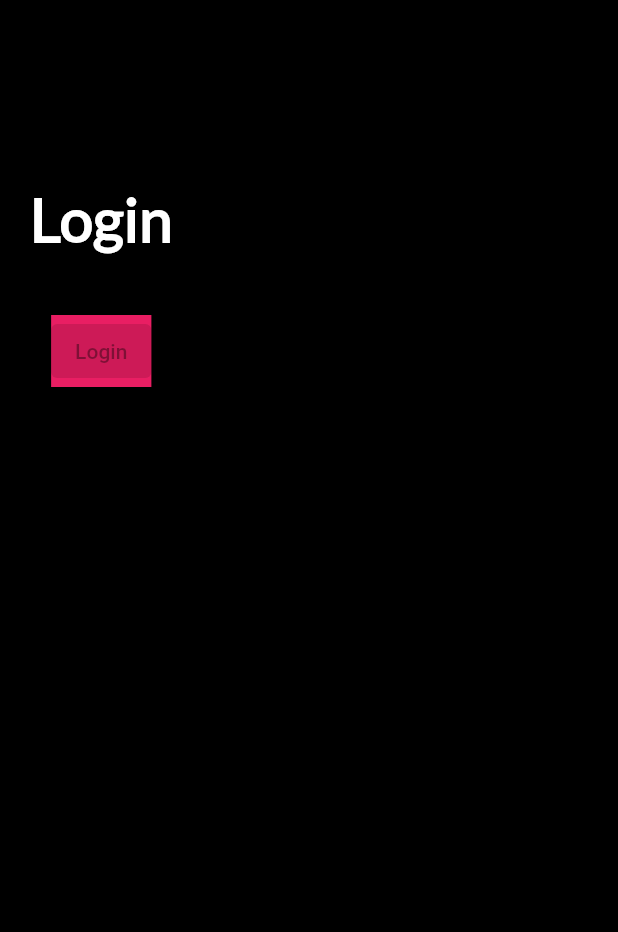
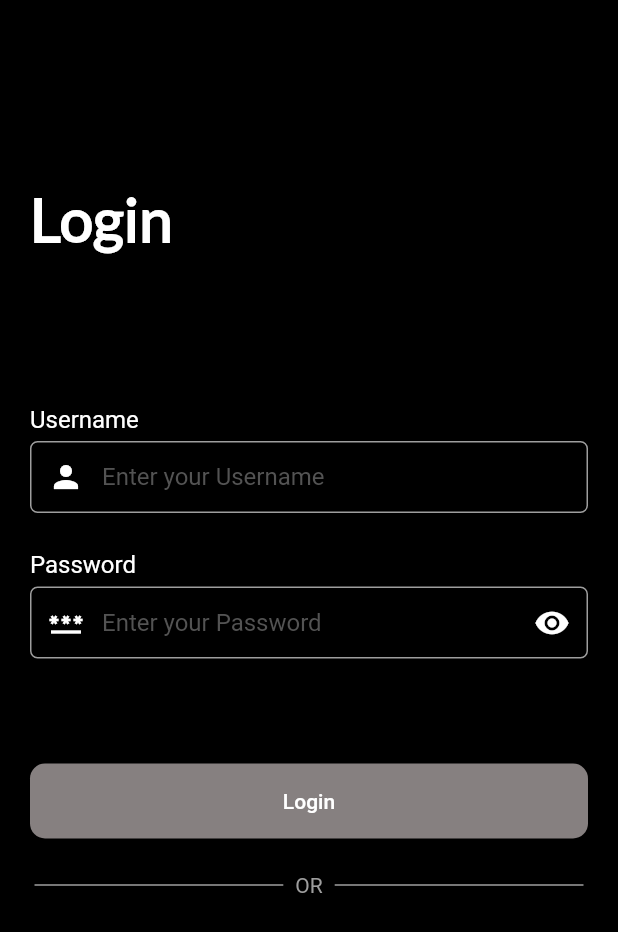
Before and after one commit to mahmoudradwan11/Ready, a Flutter app: the StartScreen screen opened by its route, after a tap on "LOGIN", on a phone screen of 412 x 824 dp. Shown: the top 932 px of the screen. Run offline on Flutter 3.47's test engine with Material 3 defaults, Android fonts, the phone set to English and light mode, and no system bars; our stand-ins replace bloc, dio, flutter_bloc, fluttertoast, hexcolor, loading_animation_widget and 2 more; missing offline and left inert: svg_flutter; accounts and stored records are empty.

Commit message:
Login Version 2

```diff
--- /dev/null
+++ b/lib/core/mangers/reg_exp.dart
@@ -0,0 +1,21 @@
+class Exp{
+  static bool isEmailValid(String email) {
+    RegExp emailRegExp = RegExp(r'^[A-Za-z0-9]+@[A-Za-z0-9]+\.[a-z]{2,}$');
+    return emailRegExp.hasMatch(email);
+  }
+  static bool isPasswordValid(String password) {
+    RegExp passwordRegExp =
+    RegExp(r'^(?=.*[0-9])(?=.*[!$#^*])[A-Za-z0-9!$#^*]{8,}$');
+    return passwordRegExp.hasMatch(password);
+  }
+  static bool isPhoneValid(String phone){
+    RegExp phoneRegExp =
+    RegExp(r'^01[0-2]\d{1,8}$');
+    return phoneRegExp.hasMatch(phone);
+  }
+  static bool isNationalValid(String nationalId){
+    RegExp nationalRegExp =
+        RegExp(r'^([1-9]{1})([0-9]{2})([0-9]{2})([0-9]{2})([0-9]{2})[0-9]{3}([0-9]{1})[0-9]{1}$');
+    return nationalRegExp.hasMatch(nationalId);
+  }
+}
--- a/lib/core/mangers/values.dart
+++ b/lib/core/mangers/values.dart
@@ -4,6 +4,8 @@ class AppValues {
 class AppFontSize {
   static const double fontSize10 = 10.0;
   static const double fontSize15 = 15.0;
+  static const double fontSize16 = 16.0;
+  static const double fontSize18 = 18.0;
   static const double fontSize20 = 20.0;
   static const double fontSize25 = 25.0;
   static const double fontSize30 = 30.0;
--- a/lib/screens/screens/login.dart
+++ b/lib/screens/screens/login.dart
@@ -1,13 +1,20 @@
 import 'package:flutter/material.dart';
 import 'package:flutter_bloc/flutter_bloc.dart';
+import 'package:hexcolor/hexcolor.dart';
+import 'package:loading_animation_widget/loading_animation_widget.dart';
 import 'package:ready/core/controllers/login_cubit/login_cubit.dart';
 import 'package:ready/core/controllers/login_cubit/login_states.dart';
+import 'package:ready/core/mangers/colors.dart';
+import 'package:ready/core/mangers/reg_exp.dart';
 import 'package:ready/core/mangers/values.dart';
 import 'package:ready/core/network/local/cache_helper.dart';
+import 'package:ready/screens/widgets/button.dart';
+import 'package:ready/screens/widgets/devider.dart';
+import 'package:ready/screens/widgets/text_form_feild.dart';
 import 'package:ready/screens/widgets/toast.dart';
 
 class LoginScreen extends StatelessWidget {
-  var  formKey = GlobalKey<FormState>();
+  var formKey = GlobalKey<FormState>();
   LoginScreen({super.key});
   @override
   Widget build(BuildContext context) {
@@ -35,8 +42,12 @@ class LoginScreen extends StatelessWidget {
       return Scaffold(
         backgroundColor: Colors.black,
         body: Padding(
-          padding: const EdgeInsets.only(top: 122,left: 20),
+          padding: const EdgeInsets.only(top: 122, left: 20,right: 20),
+          child: Form(
+            key: formKey,
+            child: SingleChildScrollView(
               child: Column(
+                  crossAxisAlignment: CrossAxisAlignment.start,
                   children: [
                     Text(
                       'Login',
@@ -44,24 +55,88 @@ class LoginScreen extends StatelessWidget {
                         color: Colors.white,
                         fontWeight: FontWeight.w600,
                         fontSize: AppFontSize.fontSize40,
-                fontFamily:'Lato',
+                        fontFamily: 'Lato',
                       ),
                     ),
-            SizedBox(height: 16),
-            SizedBox(height: 24),
-            Container(
-              color: Colors.pink,
-              child: ElevatedButton(
-                onPressed: cubit.isBottonEnable
-                    ? () {
-                        // Handle login action
-                        print('Logged in!');
+                    SizedBox(height: 100),
+                    Text(
+                      'Username',
+                      style: TextStyle(
+                          color: Colors.white,
+                          fontSize: AppFontSize.fontSize16),
+                    ),
+                    SizedBox(height: 5),
+                    DefaultFieldForm(
+                      prefix: Icons.person,
+                      controller: cubit.emailController,
+                      keyboard: TextInputType.emailAddress,
+                      valid: (value) {},
+                      hint: 'Enter your Username',
+                      hintStyle: TextStyle(color: HexColor('535353')),
+                    ),
+                    SizedBox(height: 25),
+                    Text(
+                      'Password',
+                      style: TextStyle(
+                          color: Colors.white,
+                          fontSize: AppFontSize.fontSize16),
+                    ),
+                    SizedBox(height: 5),
+                    DefaultFieldForm(
+                      controller: cubit.passwordController,
+                      keyboard: TextInputType.emailAddress,
+                      valid: (value) {},
+                      prefix: Icons.password,
+                      show: cubit.passwordShow,
+                      suffix: cubit.suffixIcon,
+                      suffixPress: () {
+                        cubit.changePasswordIcon();
+                      },
+                      hint: 'Enter your Password',
+                      hintStyle: TextStyle(color: HexColor('535353')),
+                    ),
+                    SizedBox(height: 70),
+                    state is LoadingLogin
+                        ? LoadingAnimationWidget.inkDrop(
+                            color: AppColors.defaultColor,
+                            size: 20,
+                          )
+                        : DefaultButton(
+                            width: double.infinity,
+                            backgroundColor: cubit.isBottonEnable
+                                ? HexColor('8687E7')
+                                : HexColor('8687C7')
+                                    .withValues(blue: 0.5, green: 0.5),
+                            borderColor: Colors.transparent,
+                            buttonWidget: const Text(
+                              'Login',
+                              style: TextStyle(color: Colors.white),
+                            ),
+                            function: () {
+                              if (formKey.currentState!.validate()) {
+                                if (Exp.isEmailValid(
+                                    cubit.emailController.text)) {
+                                  /*
+                                  cubit.loginUser(
+                                    email: cubit.emailController.text,
+                                    password: cubit.passwordController.text,
+                                  );
+
+                                   */
+                                } else {
+                                  showToast('Please Enter Valid Email',
+                                      ToastStates.WARNING);
                                 }
-                    : null,
-                child: Text('Login'),
+                              }
+                            }),
+                           SizedBox(height: 20,),
+                           Padding(
+                             padding: const EdgeInsets.all(3.0),
+                             child: dividerWithText('OR'),
+                           )
+                  ]),
             ),
           ),
-          ]),
         ),
       );
     });
--- /dev/null
+++ b/lib/screens/widgets/devider.dart
@@ -0,0 +1,27 @@
+import 'package:flutter/material.dart';
+
+Widget dividerWithText(text) {
+  return Row(
+    children: [
+      Expanded(
+        child: Divider(
+          color: Colors.grey,
+          thickness: 1,
+        ),
+      ),
+      Padding(
+        padding: const EdgeInsets.symmetric(horizontal: 8.0),
+        child: Text(
+          text,
+          style: TextStyle(color: Colors.grey),
+        ),
+      ),
+      Expanded(
+        child: Divider(
+          color: Colors.grey,
+          thickness: 1,
+        ),
+      ),
+    ],
+  );
+}
--- a/lib/screens/widgets/text_form_feild.dart
+++ b/lib/screens/widgets/text_form_feild.dart
@@ -36,20 +36,21 @@ class DefaultFieldForm extends StatelessWidget {
   @override
   Widget build(BuildContext context) {
     return TextFormField(
-      style:TextStyle(color:Colors.black),
+
+      style:TextStyle(color:Colors.white),
       onTapOutside: (event)=>FocusScope.of(context).unfocus(),
       validator: valid,
       controller: controller,
       decoration: InputDecoration(
         filled: true,
-        fillColor:Colors.white,
+        fillColor:Colors.black,
         hintText: hint,
         hintStyle: hintStyle,
         labelText: label,
         labelStyle: labelStyle,
-        contentPadding: const EdgeInsets.all(16),
+        contentPadding: const EdgeInsets.all(2),
         enabledBorder: OutlineInputBorder(
-          borderRadius: BorderRadius.circular(10),
+          borderRadius: BorderRadius.circular(5),
           borderSide: BorderSide(color:Colors.grey[500]!),
         ),
         errorBorder: OutlineInputBorder(
@@ -58,10 +59,10 @@ class DefaultFieldForm extends StatelessWidget {
         ),
         errorStyle:const TextStyle(color: Colors.red,fontSize: 15),
         border: OutlineInputBorder(
-          borderRadius: BorderRadius.circular(10),
+          borderRadius: BorderRadius.circular(5),
         ),
         focusedBorder: OutlineInputBorder(
-          borderRadius: BorderRadius.circular(10),
+          borderRadius: BorderRadius.circular(5),
           borderSide:BorderSide(color:Colors.white)
         ),
         // borderRadius: BorderRadius.circular(30
--- a/pubspec.yaml
+++ b/pubspec.yaml
@@ -38,6 +38,7 @@ dependencies:
   shared_preferences:
   dio:
   smooth_page_indicator:
+  loading_animation_widget:
   fluttertoast:
   # The following adds the Cupertino Icons font to your application.
   # Use with the CupertinoIcons class for iOS style icons.
```
Also changed, not shown: pubspec.lock. Lines whose indentation alone changed are shown as unchanged.
